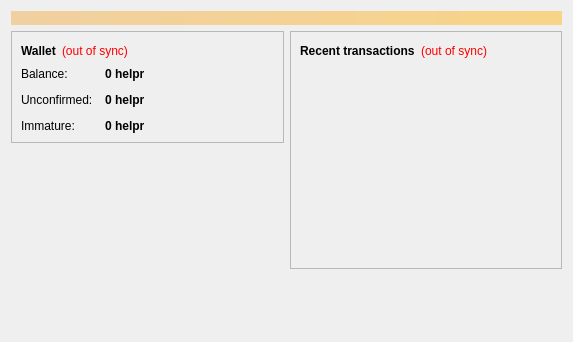
This is src/qt/forms/overviewpage.ui in FlikkaFlak/HelperCoin as Qt 5 draws it before an edit. The edited form follows.
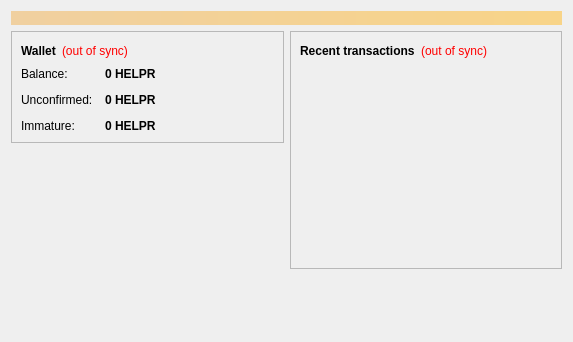
This is the edited form.

```diff
--- a/src/qt/forms/overviewpage.ui
+++ b/src/qt/forms/overviewpage.ui
@@ -122,7 +122,7 @@
                <string>Your current balance</string>
               </property>
               <property name="text">
-               <string notr="true">0 helpr</string>
+               <string notr="true">0 HELPR</string>
               </property>
               <property name="textInteractionFlags">
                <set>Qt::LinksAccessibleByMouse|Qt::TextSelectableByKeyboard|Qt::TextSelectableByMouse</set>
@@ -151,7 +151,7 @@
                <string>Total of transactions that have yet to be confirmed, and do not yet count toward the current balance</string>
               </property>
               <property name="text">
-               <string notr="true">0 helpr</string>
+               <string notr="true">0 HELPR</string>
               </property>
               <property name="textInteractionFlags">
                <set>Qt::LinksAccessibleByMouse|Qt::TextSelectableByKeyboard|Qt::TextSelectableByMouse</set>
@@ -177,7 +177,7 @@
                <string>Mined balance that has not yet matured</string>
               </property>
               <property name="text">
-               <string notr="true">0 helpr</string>
+               <string notr="true">0 HELPR</string>
               </property>
               <property name="textInteractionFlags">
                <set>Qt::LinksAccessibleByMouse|Qt::TextSelectableByKeyboard|Qt::TextSelectableByMouse</set>
```
